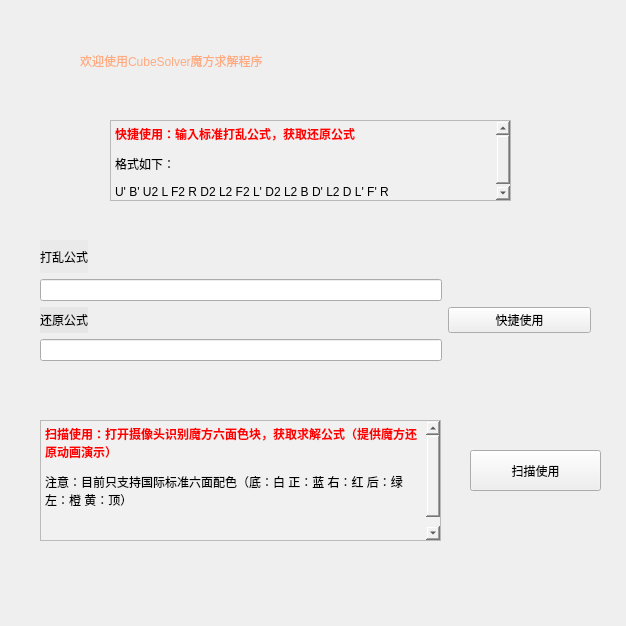
Old version of the form CubeSolver/welcome.ui in the repository Rdjroot/CubeSolver.
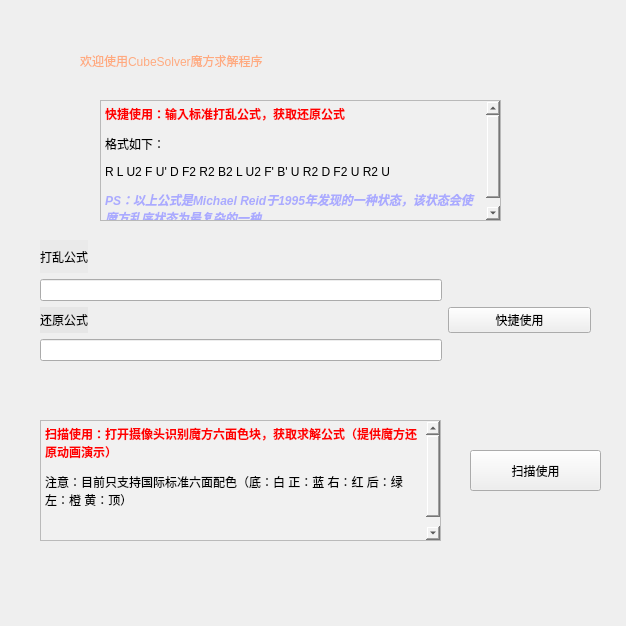
New version of the form.

Diff of the .ui file:
```diff
--- a/CubeSolver/welcome.ui
+++ b/CubeSolver/welcome.ui
@@ -46,10 +46,10 @@
   <widget class="QTextBrowser" name="textBrowser">
    <property name="geometry">
     <rect>
-     <x>110</x>
-     <y>120</y>
+     <x>100</x>
+     <y>100</y>
      <width>401</width>
-     <height>81</height>
+     <height>121</height>
     </rect>
    </property>
    <property name="styleSheet">
@@ -61,8 +61,9 @@
 p, li { white-space: pre-wrap; }
 &lt;/style&gt;&lt;/head&gt;&lt;body style=&quot; font-family:'SimSun'; font-size:9pt; font-weight:400; font-style:normal;&quot;&gt;
 &lt;p style=&quot; margin-top:12px; margin-bottom:12px; margin-left:0px; margin-right:0px; -qt-block-indent:0; text-indent:0px;&quot;&gt;&lt;span style=&quot; font-weight:600; color:#ff0000;&quot;&gt;快捷使用：输入标准打乱公式，获取还原公式&lt;/span&gt;&lt;/p&gt;
-&lt;p style=&quot; margin-top:12px; margin-bottom:12px; margin-left:0px; margin-right:0px; -qt-block-indent:0; text-indent:0px;&quot;&gt;格式如下：&lt;/p&gt;
-&lt;p style=&quot; margin-top:12px; margin-bottom:12px; margin-left:0px; margin-right:0px; -qt-block-indent:0; text-indent:0px;&quot;&gt;U' B' U2 L F2 R D2 L2 F2 L' D2 L2 B D' L2 D L' F' R&lt;/p&gt;&lt;/body&gt;&lt;/html&gt;</string>
+&lt;p align=&quot;justify&quot; style=&quot; margin-top:12px; margin-bottom:12px; margin-left:0px; margin-right:0px; -qt-block-indent:0; text-indent:0px;&quot;&gt;格式如下：&lt;/p&gt;
+&lt;p style=&quot; margin-top:12px; margin-bottom:12px; margin-left:0px; margin-right:0px; -qt-block-indent:0; text-indent:0px;&quot;&gt;R L U2 F U' D F2 R2 B2 L U2 F' B' U R2 D F2 U R2 U&lt;/p&gt;
+&lt;p style=&quot; margin-top:12px; margin-bottom:12px; margin-left:0px; margin-right:0px; -qt-block-indent:0; text-indent:0px;&quot;&gt;&lt;span style=&quot; font-weight:600; font-style:italic; color:#aaaaff;&quot;&gt;PS：以上公式是Michael Reid于1995年发现的一种状态，该状态会使魔方乱序状态为最复杂的一种。&lt;/span&gt;&lt;/p&gt;&lt;/body&gt;&lt;/html&gt;</string>
    </property>
   </widget>
   <widget class="QTextBrowser" name="textBrowser_2">
@@ -117,7 +118,7 @@
     <string>©Rdjroot</string>
    </property>
   </widget>
-  <widget class="QWidget" name="">
+  <widget class="QWidget" name="layoutWidget">
    <property name="geometry">
     <rect>
      <x>40</x>
```
Left out of the diff: 13 changed lines with no effect on the pictures.
